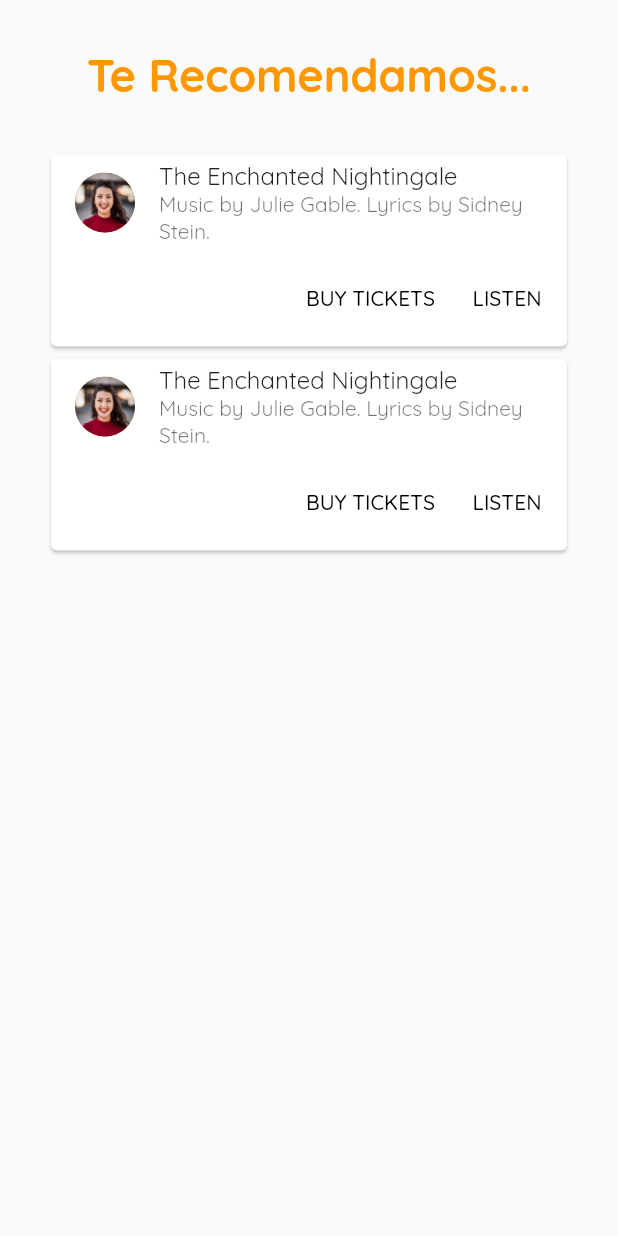
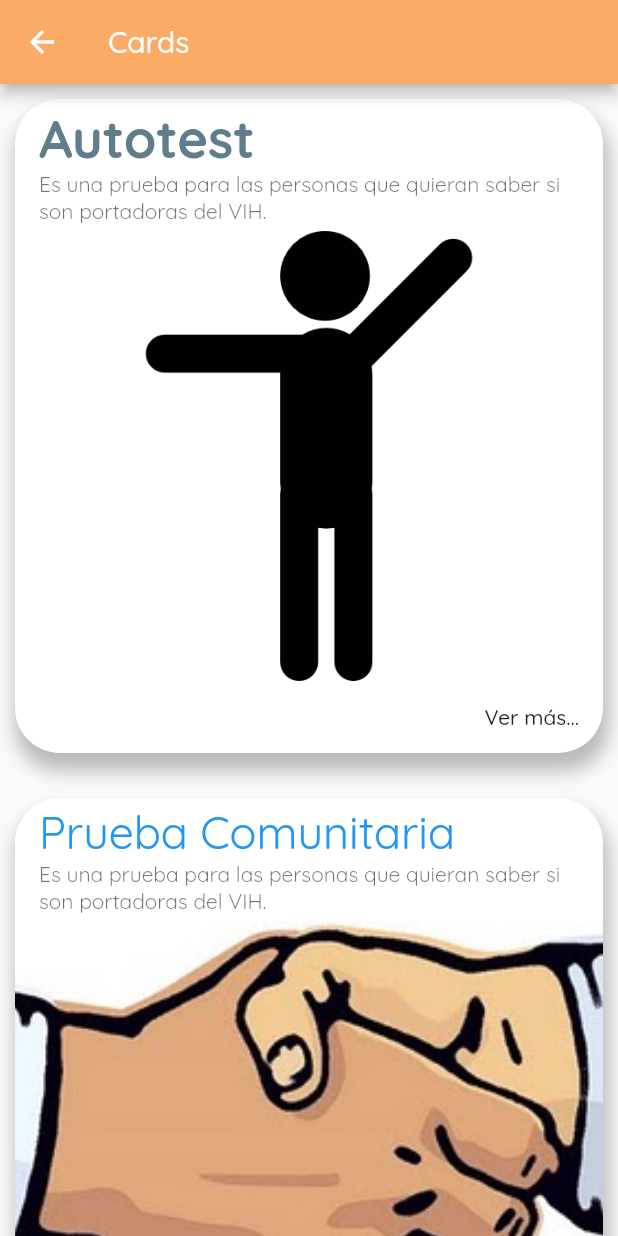
Before and after one commit to cristhianviera1/app_kimirina, a Flutter app: the RiesgoPage screen opened by its route, on a phone screen of 412 x 824 dp. Run offline on Flutter 3.47's test engine with Material 2 defaults, Android fonts, the phone set to English and light mode, and no system bars; our stand-ins replace flare_flutter, image_picker, line_icons; missing offline and left inert: flare_dart.

Commit message:
trabajo en riesgos

```diff
--- a/lib/_routes/router.dart
+++ b/lib/_routes/router.dart
@@ -7,9 +7,9 @@ import 'package:kimirina_app/screens/login_page.dart';
 import 'package:kimirina_app/screens/register_page.dart';
 import 'package:kimirina_app/screens/resetPassword_page.dart';
 import 'package:kimirina_app/screens/tabs/riesgo_page.dart';
+import 'package:kimirina_app/screens/tabs/autotest_page.dart';
 import 'package:kimirina_app/screens/user_profile.dart';
 import 'package:kimirina_app/screens/select_option_its_page.dart';
-
 
 Route<dynamic> generateRoute(RouteSettings settings) {
   switch (settings.name) {
@@ -23,14 +23,18 @@ Route<dynamic> generateRoute(RouteSettings settings) {
       return MaterialPageRoute(builder: (context) => RegisterPage());
     case riesgoViewRoute:
       return MaterialPageRoute(builder: (context) => RiesgoPage());
+    case autotestViewRoute:
+      return MaterialPageRoute(builder: (context) => AutotestPage());
     case resetPasswordViewRoute:
       return MaterialPageRoute(builder: (context) => ResetPasswordPage());
     case selectOptionItsRoute:
       return MaterialPageRoute(builder: (context) => SelectOptionItsPage());
     case chatDetailsViewRoute:
-      return MaterialPageRoute(builder: (context) => ChatDetailsPage(userId: settings.arguments));
+      return MaterialPageRoute(
+          builder: (context) => ChatDetailsPage(userId: settings.arguments));
     case userDetailsViewRoute:
-      return MaterialPageRoute(builder: (context) => UserProfilePage(userId: settings.arguments));
+      return MaterialPageRoute(
+          builder: (context) => UserProfilePage(userId: settings.arguments));
       break;
     default:
       return MaterialPageRoute(builder: (context) => LandingPage());
--- a/lib/_routes/routes.dart
+++ b/lib/_routes/routes.dart
@@ -9,5 +9,6 @@ const String chatDetailsViewRoute = 'chat_details';
 const String userDetailsViewRoute = 'user_details';
 
 const String riesgoViewRoute = 'riesgo';
+const String autotestViewRoute = 'autotest';
 
 const String selectOptionItsRoute = 'select_option_its';
--- /dev/null
+++ b/lib/screens/tabs/autotest_page.dart
@@ -0,0 +1,42 @@
+import 'package:flutter/material.dart';
+
+class AutotestPage extends StatelessWidget {
+  @override
+  Widget build(BuildContext context) {
+
+
+    return Scaffold(
+      appBar: AppBar(
+        centerTitle: true,
+        title: Text(''),
+      ),
+      body: Column(
+        children: <Widget>[
+
+          Center(
+            child: Container(
+              constraints: new BoxConstraints.expand(
+                height: 200.0,
+              ),
+              alignment: Alignment.bottomLeft,
+              padding: new EdgeInsets.only(left: 16.0, bottom: 8.0),
+              decoration: new BoxDecoration(
+                image: new DecorationImage(
+                  image: new AssetImage('assets/images/autotest.jpg'),
+                  fit: BoxFit.cover,
+                ),
+              ),
+              child: new Text('Autotest',
+                  style: new TextStyle(
+                    fontWeight: FontWeight.bold,
+                    fontSize: 30.0,
+                    color: Colors.blue,
+
+                  )),
+            ),
+          ),
+        ],
+      ),
+    );
+  }
+}
--- a/lib/screens/tabs/feeds.dart
+++ b/lib/screens/tabs/feeds.dart
@@ -68,7 +68,12 @@ class FeedsPage extends StatelessWidget {
                       child: Text(
                         "Riesgo",
                       ),
-                    )
+                    ), FlatButton(
+                      onPressed: () => Navigator.pushNamed(context, autotestViewRoute),
+                      child: Text(
+                        "autotest",
+                      ),
+                    ),
                   ],
                 ),
               )
--- a/lib/screens/tabs/riesgo_page.dart
+++ b/lib/screens/tabs/riesgo_page.dart
@@ -1,87 +1,145 @@
 import 'package:flutter/material.dart';
+import 'package:kimirina_app/utils/colors.dart';
+import '../../_routes/routes.dart';
 
 class RiesgoPage extends StatelessWidget {
 
 
   @override
   Widget build(BuildContext context) {
-    final pageTitle = Padding(
-      padding: EdgeInsets.only(top: 1.0, bottom: 30.0),
-      child: Text(
-        "Te Recomendamos...",
-        style: TextStyle(
-          fontWeight: FontWeight.bold,
-          color: Colors.orange,
-          fontSize: 30.0,
-        ),
+ Widget _cardTipo1() {
+
+     final card = Container(
+      // clipBehavior: Clip.antiAlias,
+      child: Column(
+        children: <Widget>[
+          ListTile(
+            title: Text('Autotest',style: TextStyle(fontSize: 35,fontWeight: FontWeight.bold, color: Colors.blueGrey)),
+            subtitle: Text('Es una prueba para las personas que quieran saber si son portadoras del VIH.'),
+          ),
+          FadeInImage(
+            image: AssetImage('assets/images/autotest.png'),
+            placeholder: AssetImage('assets/images/autotest.png'),
+            fadeInDuration: Duration( milliseconds: 200 ),
+            height: 300.0,
+            fit: BoxFit.cover,
+          ),
+
+
+          Row(
+            mainAxisAlignment: MainAxisAlignment.end,
+            children: <Widget>[
+              FlatButton(
+                child: Text('Ver más...'),
+                 onPressed: () => Navigator.pushNamed(context, autotestViewRoute),
+              ),
+
+            ],
+          )
+        ],
       ),
     );
 
 
-    return new Scaffold(
-      //hit Ctrl+space in intellij to know what are the options you can use in flutter widgets
-      body: new Container(
-        padding: new EdgeInsets.all(30.0),
-        child: new Center(
-          child: new Column(
-            children: <Widget>[
-              pageTitle,
-              new Card(
-                 child: Column(
-        mainAxisSize: MainAxisSize.min,
+    return Container(
+      decoration: BoxDecoration(
+        borderRadius: BorderRadius.circular(30.0),
+        color: Colors.white,
+        boxShadow: <BoxShadow>[
+          BoxShadow(
+            color: Colors.black26,
+            blurRadius: 10.0,
+            spreadRadius: 2.0,
+            offset: Offset(2.0, 10.0)
+          )
+        ]
+      ),
+      child: ClipRRect(
+
+        borderRadius: BorderRadius.circular(30.0),
+        child: card,
+
+
+      ),
+    );
+
+
+  }
+  Widget _cardTipo2() {
+
+    final card = Container(
+      // clipBehavior: Clip.antiAlias,
+      child: Column(
         children: <Widget>[
-          const ListTile(
-            leading: CircleAvatar(
-    backgroundImage: AssetImage('assets/images/woman1.jpg'),
-  ),
-            title: Text('The Enchanted Nightingale'),
-            subtitle: Text('Music by Julie Gable. Lyrics by Sidney Stein.'),
+          ListTile(
+            title: Text('Prueba Comunitaria',style: TextStyle(fontSize: 30, color: Colors.blue)),
+            subtitle: Text('Es una prueba para las personas que quieran saber si son portadoras del VIH.'),
           ),
-          ButtonBar(
+          FadeInImage(
+            image: AssetImage('assets/images/comunitaria.jpg'),
+            placeholder: AssetImage('assets/images/comunitaria.jpg'),
+            fadeInDuration: Duration( milliseconds: 200 ),
+            height: 300.0,
+            fit: BoxFit.cover,
+          ),
+
+
+          Row(
+            mainAxisAlignment: MainAxisAlignment.end,
             children: <Widget>[
               FlatButton(
-                child: const Text('BUY TICKETS'),
-                onPressed: () { /* ... */ },
+                child: Text('Ver más...'),
+                onPressed: () {},
               ),
-              FlatButton(
-                child: const Text('LISTEN'),
-                onPressed: () { /* ... */ },
-              ),
+
             ],
-          ),
+          )
         ],
       ),
-              ),
-              new Card(
-                 child: Column(
-        mainAxisSize: MainAxisSize.min,
+    );
+
+
+    return Container(
+      decoration: BoxDecoration(
+        borderRadius: BorderRadius.circular(30.0),
+        color: Colors.white,
+        boxShadow: <BoxShadow>[
+          BoxShadow(
+            color: Colors.black26,
+            blurRadius: 10.0,
+            spreadRadius: 2.0,
+            offset: Offset(2.0, 10.0)
+          )
+        ]
+      ),
+      child: ClipRRect(
+        borderRadius: BorderRadius.circular(30.0),
+        child: card,
+      ),
+    );
+
+  }
+
+    return Scaffold(
+      appBar: AppBar(
+        title: Text('Cards'),
+      ),
+      body: ListView(
+        padding: EdgeInsets.all(10.0),
         children: <Widget>[
-          const ListTile(
-            leading: CircleAvatar(
-    backgroundImage: AssetImage('assets/images/woman1.jpg'),
-  ),
-            title: Text('The Enchanted Nightingale'),
-            subtitle: Text('Music by Julie Gable. Lyrics by Sidney Stein.'),
-          ),
-          ButtonBar(
-            children: <Widget>[
-              FlatButton(
-                child: const Text('BUY TICKETS'),
-                onPressed: () { /* ... */ },
-              ),
-              FlatButton(
-                child: const Text('LISTEN'),
-                onPressed: () { /* ... */ },
-              ),
-            ],
-          ),
+          _cardTipo1(),
+          SizedBox(height: 30.0),
+          _cardTipo2(),
+          SizedBox(height: 30.0),
+
         ],
       ),
-              ),
-            ],
-          ),
-        ),
-      ),
     );
+
+
   }
+
+
+
+
 }
--- a/pubspec.yaml
+++ b/pubspec.yaml
@@ -51,12 +51,15 @@ flutter:
    - assets/images/man4.jpg
    - assets/images/man5.jpg
    - assets/images/woman1.jpg
+   - assets/images/autotest.jpg
+   - assets/images/comunitaria.jpg
    - assets/images/woman2.jpg
    - assets/images/woman3.jpg
    - assets/images/woman4.jpg
    - assets/images/woman5.jpg
    - assets/images/home_page.png
    - assets/images/logo.png
+   - assets/images/autotest.png
    - assets/images/empty.png
    - assets/images/post_banner.jpg
    - assets/images/its1.jpg
@@ -64,6 +67,8 @@ flutter:
    - assets/images/atencion-primaria.jpg
    - assets/animations/Logo.flr
    - assets/animations/handShake.flr
+
+
 
 
 
```
Also changed, not shown: assets/images/autotest.jpg (added), assets/images/comunitaria.jpg (added).
